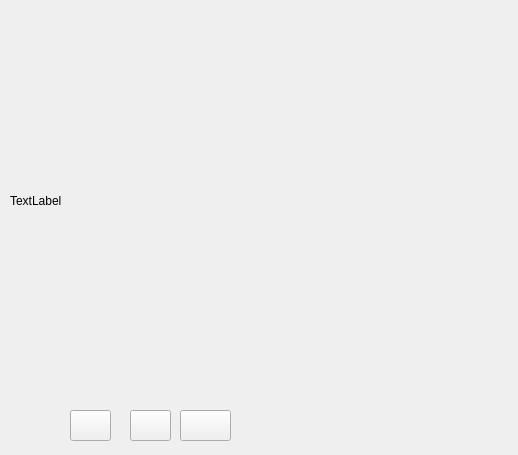
Before: the Qt Designer form bad_apple/widget.ui in zhuangzuoyi/learn_qt, drawn with Qt 5.
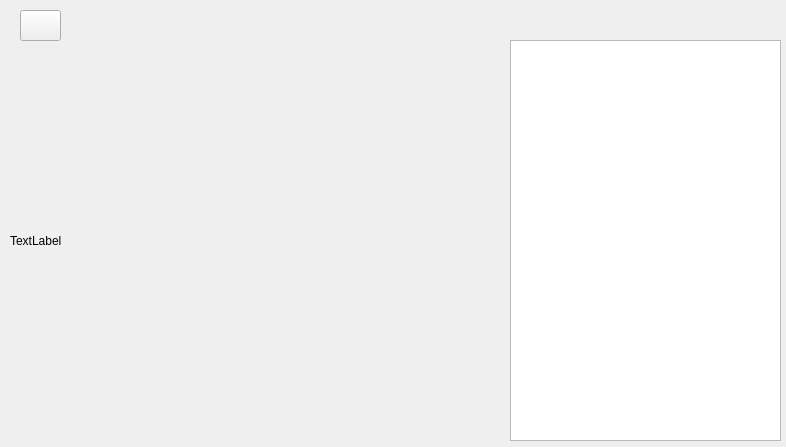
After: the same form once the commit is applied. Icons and pictures are not drawn.

The edit to the form file:
```diff
--- a/bad_apple/widget.ui
+++ b/bad_apple/widget.ui
@@ -6,8 +6,8 @@
    <rect>
     <x>0</x>
     <y>0</y>
-    <width>518</width>
-    <height>455</height>
+    <width>786</width>
+    <height>447</height>
    </rect>
   </property>
   <property name="windowTitle">
@@ -17,7 +17,7 @@
    <property name="geometry">
     <rect>
      <x>10</x>
-     <y>10</y>
+     <y>50</y>
      <width>481</width>
      <height>381</height>
     </rect>
@@ -32,8 +32,8 @@
   <widget class="QPushButton" name="openbtn">
    <property name="geometry">
     <rect>
-     <x>70</x>
-     <y>410</y>
+     <x>20</x>
+     <y>10</y>
      <width>41</width>
      <height>31</height>
     </rect>
@@ -46,30 +46,14 @@
      <normaloff>.</normaloff>.</iconset>
    </property>
   </widget>
-  <widget class="QPushButton" name="bt1">
+  <widget class="QTextBrowser" name="log">
    <property name="geometry">
     <rect>
-     <x>130</x>
-     <y>410</y>
-     <width>41</width>
-     <height>31</height>
+     <x>510</x>
+     <y>40</y>
+     <width>271</width>
+     <height>401</height>
     </rect>
-   </property>
-   <property name="text">
-    <string/>
-   </property>
-  </widget>
-  <widget class="QPushButton" name="bt2">
-   <property name="geometry">
-    <rect>
-     <x>180</x>
-     <y>410</y>
-     <width>51</width>
-     <height>31</height>
-    </rect>
-   </property>
-   <property name="text">
-    <string/>
    </property>
   </widget>
  </widget>
```
